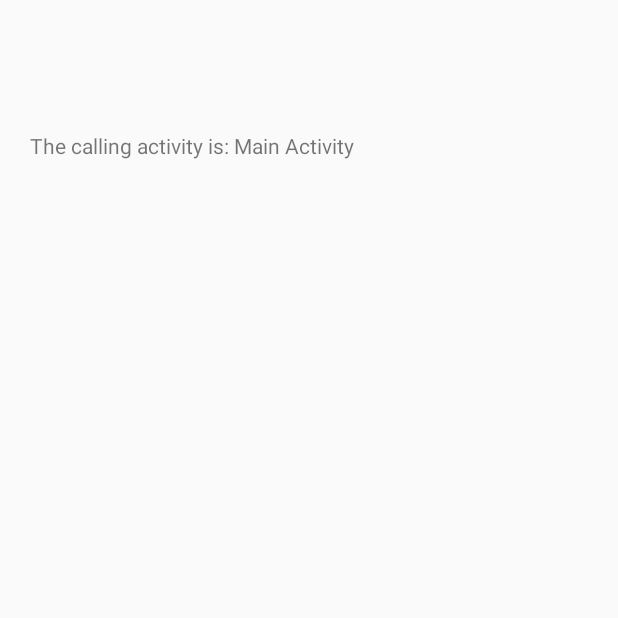
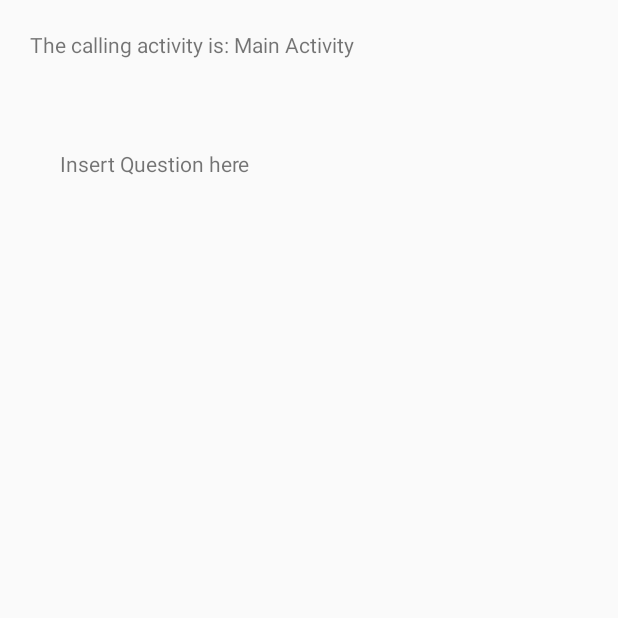
Before and after one commit to maryamkaka/ICAS, an Android app: the screen it shows after launch (Scat3), after a tap on "SCAT 3", on a phone screen of 412 x 824 dp, the top half of it. Run offline under Robolectric (Android 15) with nearby library versions, the light colour scheme and no system bars.

Commit message:
Added fragements!

```diff
--- a/App/app/src/main/java/app/example/icas/integratedconcussionassessmentsystem/Scat3.java
+++ b/App/app/src/main/java/app/example/icas/integratedconcussionassessmentsystem/Scat3.java
@@ -1,8 +1,12 @@
 package app.example.icas.integratedconcussionassessmentsystem;
 
 import android.app.Activity;
+import android.app.Fragment;
+import android.app.FragmentManager;
+import android.app.FragmentTransaction;
 import android.content.Intent;
 import android.os.Bundle;
+import android.support.v4.app.FragmentActivity;
 import android.widget.TextView;
 
 /**
@@ -10,11 +14,10 @@ import android.widget.TextView;
  */
 
 
-public class Scat3 extends Activity{
+public class Scat3 extends FragmentActivity{
     @Override
     protected void onCreate(Bundle savedInstanceState){
         super.onCreate(savedInstanceState);
-
         setContentView(R.layout.scat3);
 
         Intent actCalled = getIntent();
@@ -22,5 +25,11 @@ public class Scat3 extends Activity{
 
         TextView callTxt = (TextView) findViewById(R.id.callingActivityTxt);
         callTxt.append(" " + prevAct);
+
+        //Fragment manager
+        FragmentManager fragmentManager = getFragmentManager();
+        FragmentTransaction fragmentTransaction = fragmentManager.beginTransaction();
+        //symptomEvalFrag symptomEvalFrag = new symptomEvalFrag();
+        //fragmentTransaction.commit();
     }
 }
--- /dev/null
+++ b/App/app/src/main/java/app/example/icas/integratedconcussionassessmentsystem/symptomEvalFrag.java
@@ -0,0 +1,21 @@
+package app.example.icas.integratedconcussionassessmentsystem;
+
+import android.app.Fragment;
+import android.os.Bundle;
+import android.support.annotation.Nullable;
+import android.view.LayoutInflater;
+import android.view.View;
+import android.view.ViewGroup;
+
+/**
+ * Created by mkaka on 2016-12-05.
+ */
+
+public class symptomEvalFrag extends Fragment{
+
+    @Override
+    public View onCreateView(LayoutInflater inflater, ViewGroup container, Bundle savedInstanceState) {
+        //return super.onCreateView(inflater, container, savedInstanceState);
+        return inflater.inflate(R.layout.symptom_eval, container, false);   /* Layout inflator takes the provided xml layout  */
+    }
+}
--- a/App/app/src/main/res/layout/scat3.xml
+++ b/App/app/src/main/res/layout/scat3.xml
@@ -1,14 +1,9 @@
 <?xml version="1.0" encoding="utf-8"?>
-<LinearLayout xmlns:android="http://schemas.android.com/apk/res/android"
+<RelativeLayout xmlns:android="http://schemas.android.com/apk/res/android"
+    xmlns:tools="http://schemas.android.com/tools"
     android:layout_width="match_parent"
     android:layout_height="match_parent"
     android:orientation="vertical">
-
-    <TextView
-        android:layout_width="match_parent"
-        android:layout_height="wrap_content"
-        android:textSize="50sp"
-        android:text="@string/Question"/>
 
     <TextView
         android:layout_width="match_parent"
@@ -17,4 +12,12 @@
         android:text="@string/callingActMsg"
         android:padding="20dp" />
 
-</LinearLayout>
+    <fragment
+        android:layout_width="match_parent"
+        android:layout_height="match_parent"
+        android:id="@+id/symptom_eval"
+        android:name="app.example.icas.integratedconcussionassessmentsystem.symptomEvalFrag"
+        tools:layout="@layout/symptom_eval"
+        android:layout_below="@+id/callingActivityTxt" />
+
+</RelativeLayout>
--- /dev/null
+++ b/App/app/src/main/res/layout/symptom_eval.xml
@@ -0,0 +1,13 @@
+<?xml version="1.0" encoding="utf-8"?>
+<RelativeLayout xmlns:android="http://schemas.android.com/apk/res/android"
+    android:layout_width="match_parent"
+    android:layout_height="match_parent"
+    android:padding="20dp">
+
+    <TextView
+        android:padding="20dp"
+        android:layout_width="match_parent"
+        android:layout_height="match_parent"
+        android:text="@string/Question"/>
+
+</RelativeLayout>
--- a/App/app/src/main/res/values/strings.xml
+++ b/App/app/src/main/res/values/strings.xml
@@ -1,6 +1,6 @@
 <resources>
     <string name="app_name">Integrated Concussion Assessment System</string>
-    <string name="Question"> </string>
+    <string name="Question"> Insert Question here </string>
     <string name="callingActMsg">The calling activity is:</string>
     <string name="options_exit_txt">Exit</string>
     <string name="welcomeScreenTxt">Hello</string>
```
